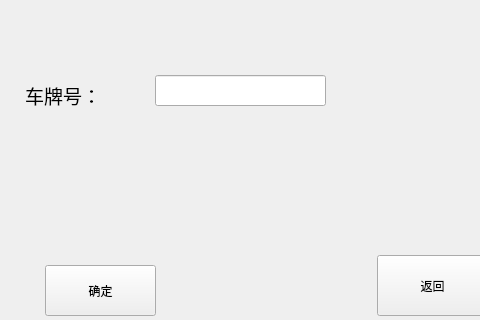
This is ParkSys/carleftdeque.ui in Holden4Caulfield/QtStudy as Qt 5 draws it before an edit; both pictures show x 175 to 655 and y 135 to 455 of the 800 by 600 pixel window. The edited form follows.
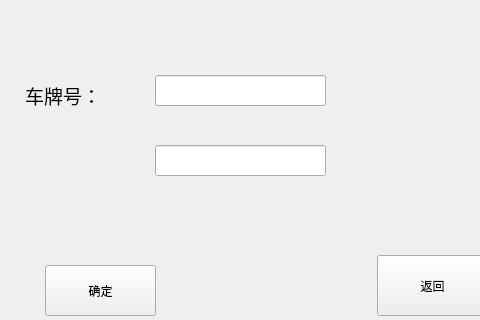
This is the edited form.

The edit to the form file:
```diff
--- a/ParkSys/carleftdeque.ui
+++ b/ParkSys/carleftdeque.ui
@@ -76,6 +76,16 @@
      <string>确定</string>
     </property>
    </widget>
+   <widget class="QLineEdit" name="lineEdit_2">
+    <property name="geometry">
+     <rect>
+      <x>330</x>
+      <y>280</y>
+      <width>171</width>
+      <height>31</height>
+     </rect>
+    </property>
+   </widget>
   </widget>
   <widget class="QMenuBar" name="menubar">
    <property name="geometry">
```
